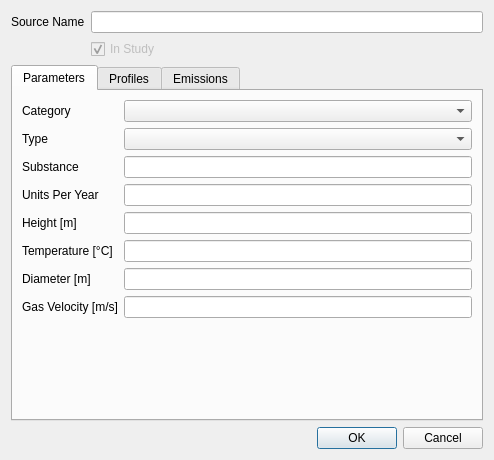
The window that open_alaqs/ui/ui_point_sources.ui (eurocontrol-asu/open_alaqs) describes before a commit, drawn with Qt 5.
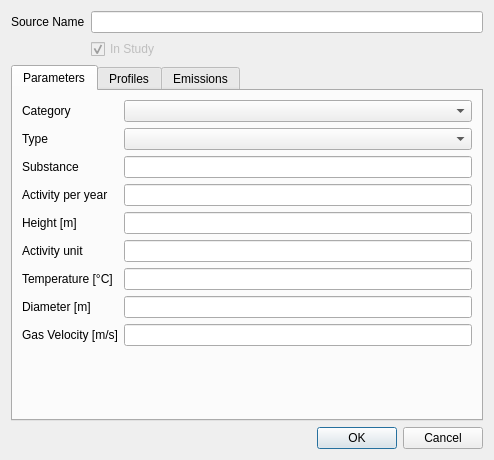
The same window after the commit.

```diff
--- a/open_alaqs/ui/ui_point_sources.ui
+++ b/open_alaqs/ui/ui_point_sources.ui
@@ -133,7 +133,24 @@
        <item row="3" column="0">
         <widget class="QLabel" name="label_2">
          <property name="text">
-          <string>Units Per Year</string>
+          <string>Activity per year</string>
+         </property>
+        </widget>
+       </item>
+       <item row="5" column="0">
+        <widget class="QLabel" name="label_activity_unit">
+         <property name="text">
+          <string>Activity unit</string>
+         </property>
+        </widget>
+       </item>
+       <item row="5" column="1">
+        <widget class="QLineEdit" name="activity_unit">
+         <property name="readOnly">
+          <bool>true</bool>
+         </property>
+         <property name="toolTip">
+          <string>Unit pairing for the Activity per year value. Inherited from the selected emission factor (default_stationary_ef.activity_unit). Examples: 1000_m3 (natural gas), 1000_L (liquid fuel), hr (engine operating hours), 1000_kg (solid waste / coating).</string>
          </property>
         </widget>
        </item>
```
